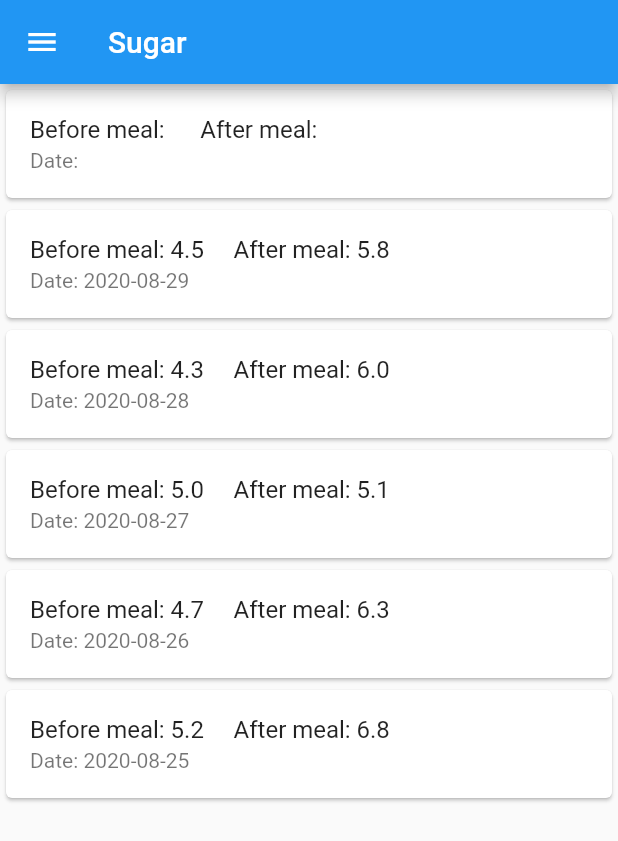
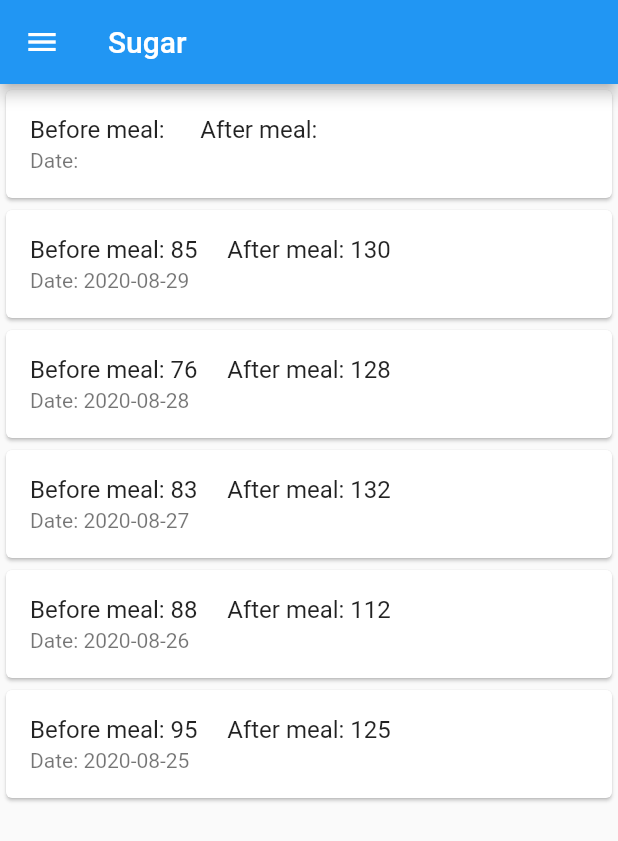
Before and after one commit to guneet446/saathi, a Flutter app: the screen it shows once a user with an empty profile is signed in, in the side drawer, after a tap on "Sugar", on a phone screen of 412 x 824 dp. Shown: the top 841 px of the screen. Run offline on Flutter 3.47's test engine with Material 2 defaults, Android fonts, the phone set to English and light mode, and no system bars; our stand-ins replace cloud_firestore, firebase_auth, flutter_local_notifications, fluttertoast, get_it, image_picker and 2 more; accounts and stored records are empty; generated files the repository leaves out were written again.

Commit message:
updated sugar screen

```diff
--- a/saathi/lib/screens/sugarDisplay.dart
+++ b/saathi/lib/screens/sugarDisplay.dart
@@ -19,30 +19,30 @@ class _SugarDisplayState extends State<SugarDisplay> {
         ),
         Card(
           child: ListTile(
-              title: Text('Before meal: 4.5     After meal: 5.8'),
+              title: Text('Before meal: 85     After meal: 130'),
               subtitle: Text('Date: 2020-08-29')),
         ),
         Card(
           child: ListTile(
-            title: Text('Before meal: 4.3     After meal: 6.0'),
+            title: Text('Before meal: 76     After meal: 128'),
             subtitle: Text('Date: 2020-08-28'),
           ),
         ),
         Card(
           child: ListTile(
-            title: Text('Before meal: 5.0     After meal: 5.1 '),
+            title: Text('Before meal: 83     After meal: 132 '),
             subtitle: Text('Date: 2020-08-27'),
           ),
         ),
         Card(
           child: ListTile(
-            title: Text('Before meal: 4.7     After meal: 6.3 '),
+            title: Text('Before meal: 88     After meal: 112 '),
             subtitle: Text('Date: 2020-08-26'),
           ),
         ),
         Card(
           child: ListTile(
-            title: Text('Before meal: 5.2     After meal: 6.8 '),
+            title: Text('Before meal: 95     After meal: 125 '),
             subtitle: Text('Date: 2020-08-25'),
           ),
         ),
```
